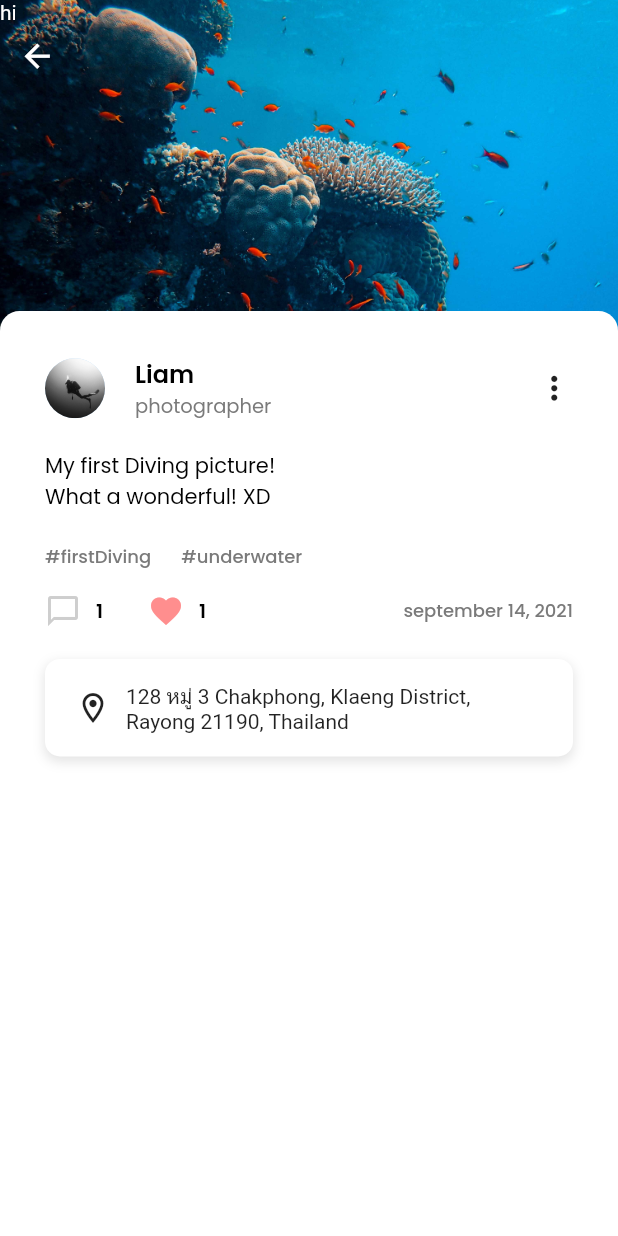
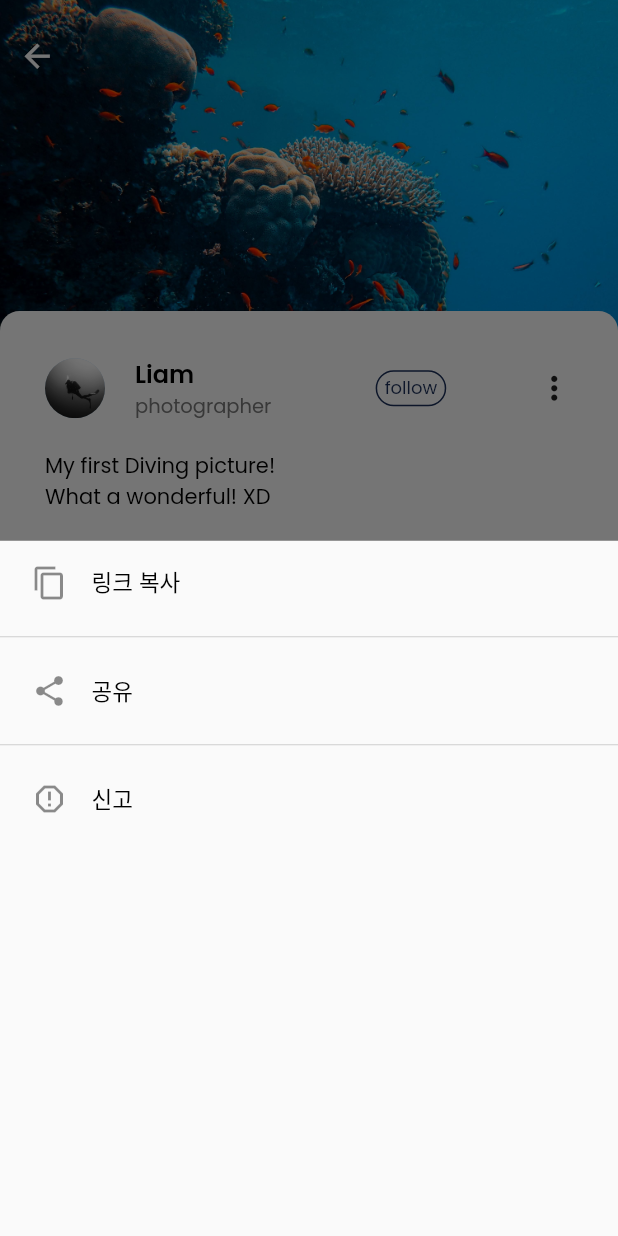
Before and after one commit to mououkouou/flutterSocialApplication, a Flutter app: the PostPage screen opened directly, scrolled down 147 dp, after a tap on the "more vert" icon, on a phone screen of 412 x 824 dp. Run offline on Flutter 3.47's test engine with Material 2 defaults, Android fonts, the phone set to English and light mode, and no system bars; our stand-ins replace firebase_auth, flutter_signin_button, get, google_fonts, google_sign_in, image_picker; accounts and stored records are empty; network calls fail.

Commit message:
postpage follow 추가

```diff
--- a/lib/Layout/boxWidgetComponent.dart
+++ b/lib/Layout/boxWidgetComponent.dart
@@ -56,7 +56,7 @@ Container buildBackgroundBox({Widget widget,EdgeInsets padding, EdgeInsets margi
   );
 }
 
-Container smallFillBox(Widget text,{double width, double height, Color color = whiteColor})
+Container smallFillBox(Widget widget,{double width, double height,Color color = whiteColor, double radius = 13.0})
 {
   return Container
   (
@@ -65,22 +65,23 @@ Container smallFillBox(Widget text,{double width, double height, Color color = w
     decoration: BoxDecoration
     (
       color: color,
-      borderRadius: BorderRadius.all(Radius.circular(12))
+      borderRadius: BorderRadius.all(Radius.circular(radius))
     ),
-    child: text,
+    child: widget,
   );
 }
 
-Container smallBorderBox(Widget text,{double width, double height,Color color = whiteColor})
+Container smallBorderBox(Widget text,{EdgeInsets padding, double width, double height,Color color = whiteColor, double radius = 13.0})
 {
   return Container
   (
     width: width,
     height: height,
+    padding: padding,
     decoration: BoxDecoration
     (
       border: Border.all(color: color,width: 1.0),
-      borderRadius: BorderRadius.all(Radius.circular(13))
+      borderRadius: BorderRadius.all(Radius.circular(radius))
     ),
     child: Center(child: text),
   );
--- a/lib/Views/postPage.dart
+++ b/lib/Views/postPage.dart
@@ -12,7 +12,6 @@ class PostPage extends StatelessWidget {
     'nickname': 'Liam',
   };
   RxBool _showDetail = false.obs;
-  RxBool _showMenu = false.obs;
 
   @override
   Widget build(BuildContext context) {
@@ -59,10 +58,19 @@ class PostPage extends StatelessWidget {
                   Row(
                     mainAxisAlignment: MainAxisAlignment.spaceBetween,
                     children: [
-                      profileName(AssetImage('assets/diver.jpg'), "Liam", "photographer"),
+                        profileName(AssetImage('assets/diver.jpg'), "Liam", "photographer"),
+                        Row(
+                          children: [
+                            SizedBox(width: 10),
+                            smallBorderBox(
+                              settingText("follow", color: mainColor, size: 12),
+                              color: mainColor,
+                              padding: EdgeInsets.fromLTRB(5, 2, 5, 2),
+                              radius: 20),
+                        ]),
                       GestureDetector(
                         onTap: (){
-                          _showMenu.value = true;
+                          showModalBottomSheet(context: context, builder: buildBottomSheet);
                         },
                         child: Icon(Icons.more_vert_outlined, size: 25),
                       ),
@@ -164,12 +172,38 @@ class PostPage extends StatelessWidget {
           )
         : SizedBox.shrink(),
         ),
-        Obx(() =>
-        _showMenu.value
-        ? Text("hi",style:TextStyle(color: whiteColor))
-        : SizedBox.shrink()
-        ),
       ],
     );
   }
+
+  Widget buildBottomSheet(BuildContext context)
+  {
+    final List<IconData> icons = [Icons.copy, Icons.share, Icons.report_gmailerrorred];
+    List bottomSheet = ['링크 복사','공유','신고'];
+    return
+    ListView.separated(
+      separatorBuilder: (context, index){
+        return new Divider(color: lightGreyColor);
+      },
+      itemCount: 3,
+      itemBuilder: (context, index) {
+          return
+            ListTile(
+              // dense: true,
+              minLeadingWidth : 20,
+              leading:
+                Padding(
+                  padding: EdgeInsets.only(left: 5),
+                  child: Icon(icons[index])
+                ),
+              onTap: () {
+              Navigator.pop(context);
+              },
+              title: settingText(bottomSheet[index],size: 15),
+            );
+          },
+        );
+
+
+  }
 }
```
Also changed, not shown: lib/Layout/postComponent.dart (+5 -5 lines), lib/Views/createPage.dart (+6 -2 lines).
